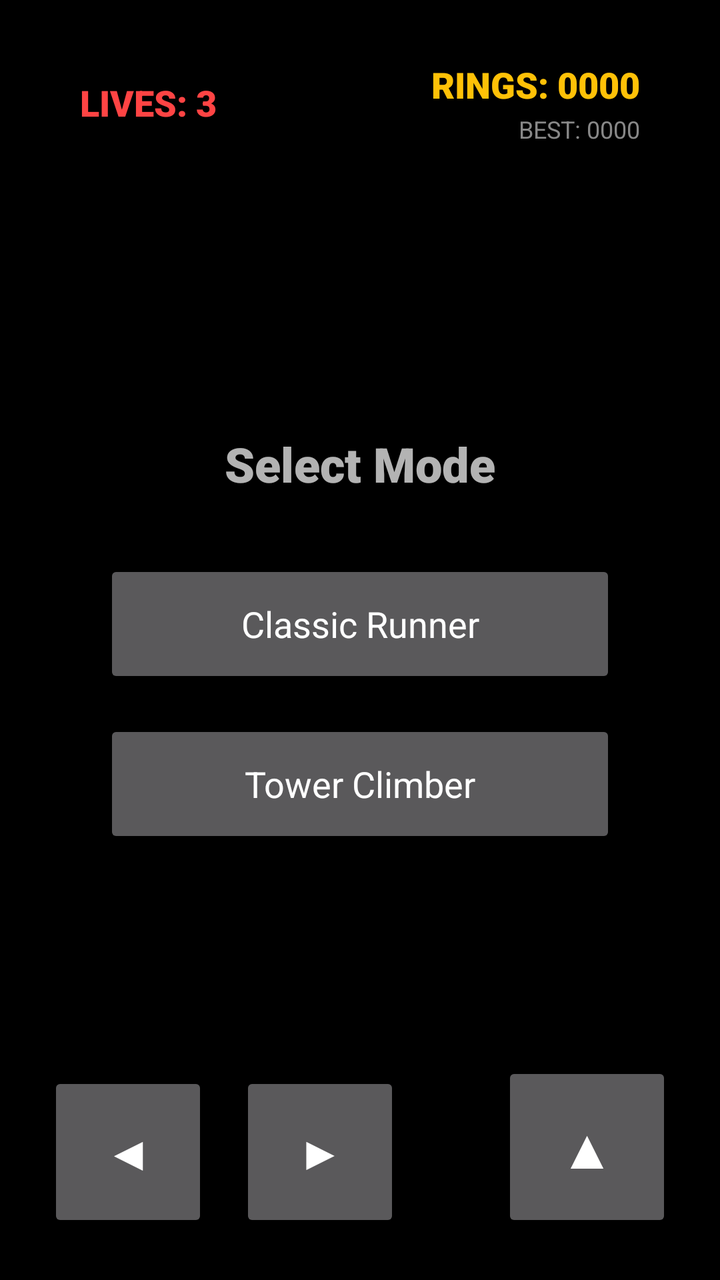
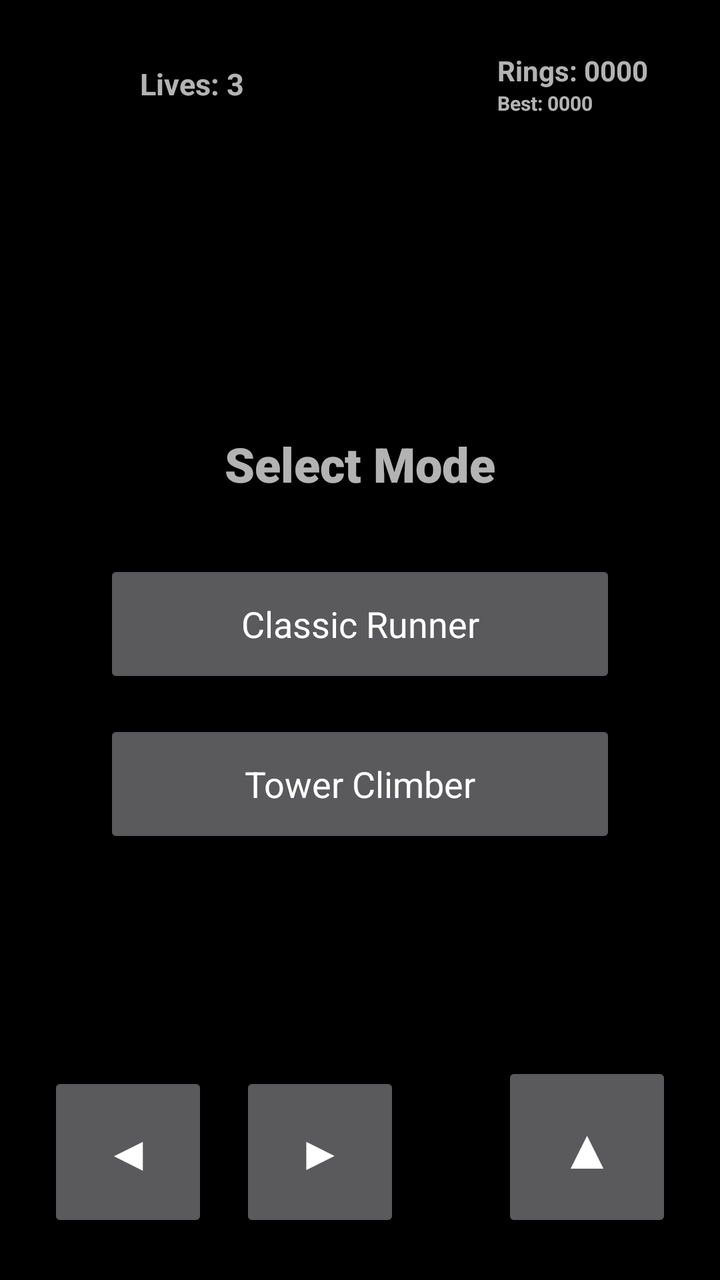

Before-and-after screenshots of an Android layout around one commit, followed by the original layout XML and the change that was made.
<!-- AndroidManifest.xml: activity theme Theme.AppCompat.NoActionBar -->
<!-- res/layout/activity_maze_ball.xml -->
<?xml version="1.0" encoding="utf-8"?>

<FrameLayout xmlns:android="http://schemas.android.com/apk/res/android"
    android:id="@+id/rootMazeBall"
    android:layout_width="match_parent"
    android:layout_height="match_parent"
    android:background="#000000">

    
    <FrameLayout
        android:id="@+id/gameCanvasContainer"
        android:layout_width="match_parent"
        android:layout_height="match_parent" />

    
    <LinearLayout
        android:layout_width="match_parent"
        android:layout_height="wrap_content"
        android:orientation="horizontal"
        android:padding="20dp"
        android:gravity="center_vertical"
        android:clipToPadding="false">

        
        <LinearLayout
            android:id="@+id/hudLeft"
            android:layout_width="wrap_content"
            android:layout_height="wrap_content"
            android:paddingHorizontal="20dp"
            android:paddingVertical="12dp"
            android:gravity="center"
            android:elevation="4dp">

            <TextView
                android:id="@+id/tvLives"
                android:layout_width="wrap_content"
                android:layout_height="wrap_content"
                android:text="LIVES: 3"
                android:textColor="#FF4444"
                android:textSize="18sp"
                android:fontFamily="sans-serif-black" />
        </LinearLayout>

        <Space
            android:layout_width="0dp"
            android:layout_height="wrap_content"
            android:layout_weight="1" />

        
        <LinearLayout
            android:id="@+id/hudRight"
            android:layout_width="wrap_content"
            android:layout_height="wrap_content"
            android:orientation="vertical"
            android:paddingHorizontal="20dp"
            android:paddingVertical="10dp"
            android:gravity="end"
            android:elevation="4dp">

            <TextView
                android:id="@+id/tvScore"
                android:layout_width="wrap_content"
                android:layout_height="wrap_content"
                android:text="RINGS: 0000"
                android:textColor="#FFC107"
                android:textSize="18sp"
                android:fontFamily="sans-serif-black" />

            <TextView
                android:id="@+id/tvHighScore"
                android:layout_width="wrap_content"
                android:layout_height="wrap_content"
                android:text="BEST: 0000"
                android:textColor="#888888"
                android:textSize="12sp"
                android:layout_marginTop="2dp"
                android:fontFamily="sans-serif-bold" />
        </LinearLayout>
    </LinearLayout>

    
    <RelativeLayout
        android:layout_width="match_parent"
        android:layout_height="match_parent"
        android:padding="24dp"
        android:clipToPadding="false">

        <LinearLayout
            android:layout_width="wrap_content"
            android:layout_height="wrap_content"
            android:layout_alignParentBottom="true"
            android:layout_alignParentStart="true"
            android:orientation="horizontal">

            <Button
                android:id="@+id/btnLeft"
                android:layout_width="80dp"
                android:layout_height="80dp"
                android:text="◀"
                android:textSize="24sp"
                android:layout_marginEnd="16dp"
                android:elevation="4dp"
                android:stateListAnimator="@null" />

            <Button
                android:id="@+id/btnRight"
                android:layout_width="80dp"
                android:layout_height="80dp"
                android:text="▶"
                android:textSize="24sp"
                android:elevation="4dp"
                android:stateListAnimator="@null" />
        </LinearLayout>

        <Button
            android:id="@+id/btnJump"
            android:layout_width="85dp"
            android:layout_height="85dp"
            android:layout_alignParentBottom="true"
            android:layout_alignParentEnd="true"
            android:text="▲"
            android:textSize="28sp"
            android:elevation="4dp"
            android:stateListAnimator="@null" />
    </RelativeLayout>

    
    <RelativeLayout
        android:id="@+id/modeSelectionOverlay"
        android:layout_width="match_parent"
        android:layout_height="match_parent"
        android:gravity="center"
        android:elevation="10dp">

        <LinearLayout
            android:id="@+id/modeSelectionCard"
            android:layout_width="320dp"
            android:layout_height="wrap_content"
            android:orientation="vertical"
            android:gravity="center"
            android:padding="32dp"
            android:elevation="12dp">

            <TextView
                android:id="@+id/tvModeTitle"
                android:layout_width="wrap_content"
                android:layout_height="wrap_content"
                android:text="Select Mode"
                android:textSize="24sp"
                android:fontFamily="sans-serif-black"
                android:layout_marginBottom="32dp"/>

            <Button
                android:id="@+id/btnModeLandscape"
                android:layout_width="match_parent"
                android:layout_height="64dp"
                android:text="Classic Runner"
                android:textAllCaps="false"
                android:textSize="18sp"
                android:fontFamily="sans-serif-bold"
                android:layout_marginBottom="16dp"
                android:stateListAnimator="@null"/>

            <Button
                android:id="@+id/btnModePortrait"
                android:layout_width="match_parent"
                android:layout_height="64dp"
                android:text="Tower Climber"
                android:textAllCaps="false"
                android:textSize="18sp"
                android:fontFamily="sans-serif-bold"
                android:stateListAnimator="@null"/>
        </LinearLayout>
    </RelativeLayout>

    
    <RelativeLayout
        android:id="@+id/gameOverOverlay"
        android:layout_width="match_parent"
        android:layout_height="match_parent"
        android:visibility="gone"
        android:gravity="center"
        android:elevation="10dp">

        <LinearLayout
            android:id="@+id/gameOverCard"
            android:layout_width="300dp"
            android:layout_height="wrap_content"
            android:orientation="vertical"
            android:gravity="center"
            android:padding="32dp"
            android:elevation="12dp">

            <TextView
                android:id="@+id/tvGameOverTitle"
                android:layout_width="wrap_content"
                android:layout_height="wrap_content"
                android:text="Game Over"
                android:textSize="28sp"
                android:fontFamily="sans-serif-black"
                android:layout_marginBottom="8dp"/>

            <TextView
                android:id="@+id/tvFinalScore"
                android:layout_width="wrap_content"
                android:layout_height="wrap_content"
                android:text="Score: 0"
                android:textSize="20sp"
                android:fontFamily="sans-serif-medium"
                android:layout_marginBottom="32dp"/>

            <Button
                android:id="@+id/btnPlayAgain"
                android:layout_width="match_parent"
                android:layout_height="64dp"
                android:text="Play Again"
                android:textAllCaps="false"
                android:textColor="#FFFFFF"
                android:textSize="18sp"
                android:fontFamily="sans-serif-bold"
                android:layout_marginBottom="16dp"
                android:stateListAnimator="@null"/>

            <Button
                android:id="@+id/btnQuit"
                android:layout_width="match_parent"
                android:layout_height="64dp"
                android:text="Quit"
                android:textAllCaps="false"
                android:textSize="18sp"
                android:fontFamily="sans-serif-bold"
                android:stateListAnimator="@null"/>
        </LinearLayout>
    </RelativeLayout>
</FrameLayout>
<!-- resources referenced by this layout -->
<resources>

</resources>

<!-- the commit's change to res/layout/activity_maze_ball.xml (unified diff, before → after) -->
@@ -13,70 +13,88 @@
         android:layout_height="match_parent" />
 
     
-    <LinearLayout
+    <RelativeLayout
         android:layout_width="match_parent"
         android:layout_height="wrap_content"
-        android:orientation="horizontal"
-        android:padding="20dp"
-        android:gravity="center_vertical"
+        android:paddingStart="16dp"
+        android:paddingEnd="16dp"
+        android:paddingTop="24dp"
+        android:paddingBottom="12dp"
+        android:elevation="4dp"
         android:clipToPadding="false">
 
         
         <LinearLayout
-            android:id="@+id/hudLeft"
+            android:id="@+id/hudLivesPill"
             android:layout_width="wrap_content"
-            android:layout_height="wrap_content"
-            android:paddingHorizontal="20dp"
-            android:paddingVertical="12dp"
-            android:gravity="center"
-            android:elevation="4dp">
-
-            <TextView
-                android:id="@+id/tvLives"
-                android:layout_width="wrap_content"
-                android:layout_height="wrap_content"
-                android:text="LIVES: 3"
-                android:textColor="#FF4444"
-                android:textSize="18sp"
-                android:fontFamily="sans-serif-black" />
-        </LinearLayout>
-
-        <Space
-            android:layout_width="0dp"
-            android:layout_height="wrap_content"
-            android:layout_weight="1" />
+            android:layout_height="48dp"
+            android:layout_alignParentStart="true"
+            android:layout_centerVertical="true"
+            android:gravity="center_vertical"
+            android:orientation="horizontal"
+            android:paddingEnd="20dp"
+            android:paddingStart="6dp">
+
+            
+            <FrameLayout
+                android:id="@+id/livesIconBox"
+                android:layout_width="36dp"
+                android:layout_height="36dp" />
+
+            
+            <TextView
+                android:id="@+id/tvLivesText"
+                android:layout_width="wrap_content"
+                android:layout_height="wrap_content"
+                android:layout_marginStart="12dp"
+                android:text="Lives: 3"
+                android:textSize="15sp"
+                android:textStyle="bold" />
+        </LinearLayout>
 
         
         <LinearLayout
-            android:id="@+id/hudRight"
+            android:id="@+id/hudRingsPill"
             android:layout_width="wrap_content"
-            android:layout_height="wrap_content"
-            android:orientation="vertical"
-            android:paddingHorizontal="20dp"
-            android:paddingVertical="10dp"
-            android:gravity="end"
-            android:elevation="4dp">
-
-            <TextView
-                android:id="@+id/tvScore"
-                android:layout_width="wrap_content"
-                android:layout_height="wrap_content"
-                android:text="RINGS: 0000"
-                android:textColor="#FFC107"
-                android:textSize="18sp"
-                android:fontFamily="sans-serif-black" />
-
-            <TextView
-                android:id="@+id/tvHighScore"
-                android:layout_width="wrap_content"
-                android:layout_height="wrap_content"
-                android:text="BEST: 0000"
-                android:textColor="#888888"
-                android:textSize="12sp"
-                android:layout_marginTop="2dp"
-                android:fontFamily="sans-serif-bold" />
-        </LinearLayout>
-    </LinearLayout>
+            android:layout_height="48dp"
+            android:layout_alignParentEnd="true"
+            android:layout_centerVertical="true"
+            android:gravity="center_vertical"
+            android:orientation="horizontal"
+            android:paddingEnd="20dp"
+            android:paddingStart="6dp">
+
+            
+            <FrameLayout
+                android:id="@+id/ringsIconBox"
+                android:layout_width="36dp"
+                android:layout_height="36dp" />
+
+            <LinearLayout
+                android:layout_width="wrap_content"
+                android:layout_height="wrap_content"
+                android:layout_marginStart="12dp"
+                android:orientation="vertical"
+                android:gravity="center_vertical">
+
+                <TextView
+                    android:id="@+id/tvRingsText"
+                    android:layout_width="wrap_content"
+                    android:layout_height="wrap_content"
+                    android:text="Rings: 0000"
+                    android:textSize="14sp"
+                    android:textStyle="bold" />
+
+                <TextView
+                    android:id="@+id/tvBestText"
+                    android:layout_width="wrap_content"
+                    android:layout_height="wrap_content"
+                    android:text="Best: 0000"
+                    android:textSize="10sp"
+                    android:textStyle="bold" />
+            </LinearLayout>
+        </LinearLayout>
+    </RelativeLayout>
 
     
     <RelativeLayout
